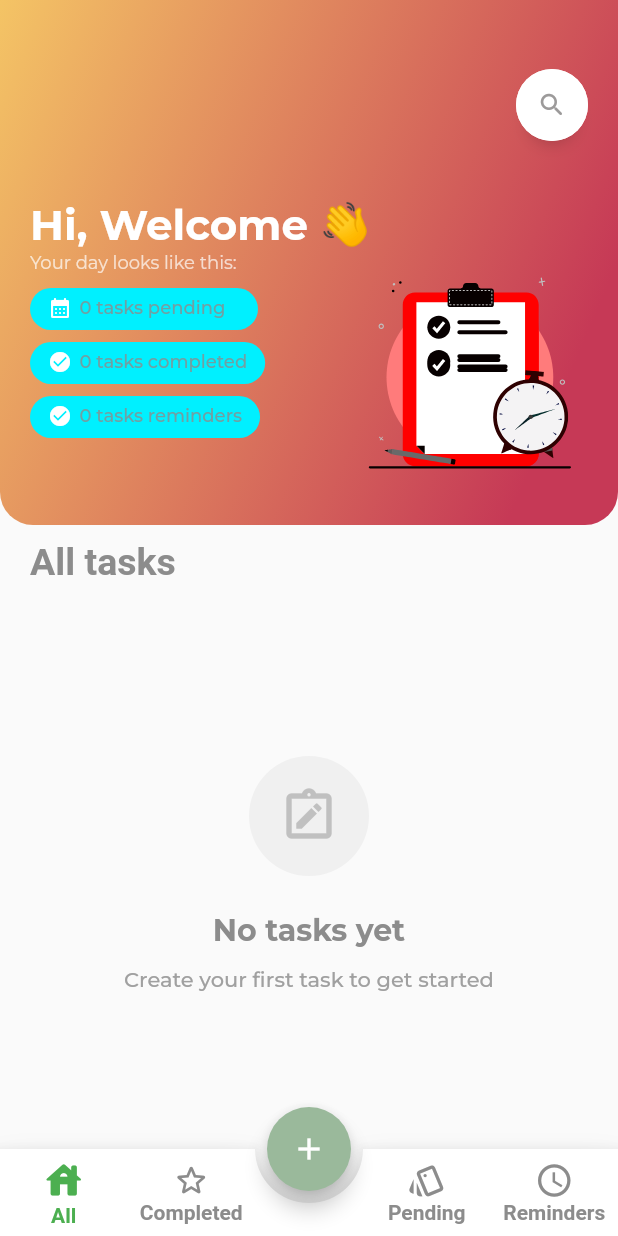
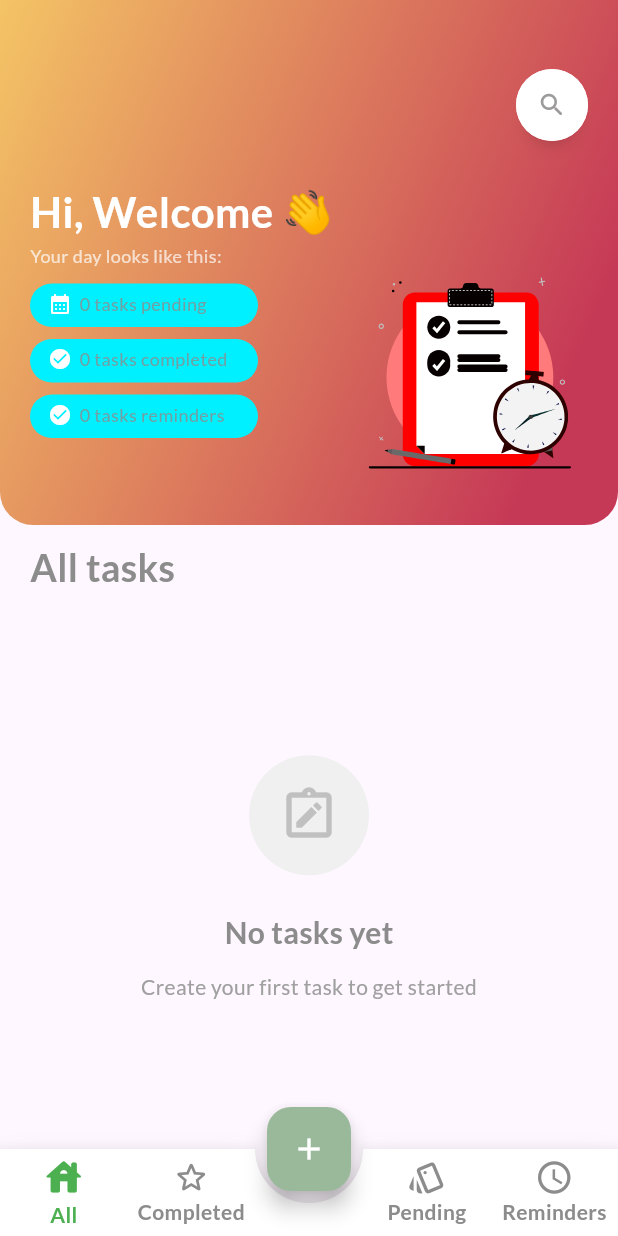
Before and after one commit to abwmcoders/Krystal-App, a Flutter app: the screen it shows after launch, on a phone screen of 412 x 824 dp. Run offline on Flutter 3.47's test engine with Material 3 defaults, Android fonts, the phone set to English and light mode, and no system bars; drawn by our look-alikes of stylish_bottom_bar; our stand-ins replace flutter_riverpod, hive, hive_flutter, lottie; accounts and stored records are empty; Roboto replaces fonts that are missing (Arima).

Commit message:
ref:remove google font package and added lato font

```diff
--- a/lib/config/theme/app_theme.dart
+++ b/lib/config/theme/app_theme.dart
@@ -2,7 +2,8 @@ import 'package:flutter/material.dart';
 
 class AppTheme {
   final _appTheme = ThemeData(
-    useMaterial3: false,
+    useMaterial3: true,
+    fontFamily: 'Lato',
     floatingActionButtonTheme: const FloatingActionButtonThemeData(
       backgroundColor: Color.fromARGB(255, 154, 185, 155),
       foregroundColor: Colors.white,
--- a/lib/features/tasks/presentation/screens/home_screen.dart
+++ b/lib/features/tasks/presentation/screens/home_screen.dart
@@ -1,6 +1,5 @@
 import 'package:flutter/material.dart';
 import 'package:flutter_riverpod/flutter_riverpod.dart';
-import 'package:google_fonts/google_fonts.dart';
 
 import '../../../../config/responsive/responsive_utils.dart';
 import '../provider/loading_provider.dart';
@@ -84,7 +83,8 @@ class HomeScreenState extends ConsumerState<HomeScreen> {
               ),
               child: Text(
                 tasksTitleGroup,
-                style: GoogleFonts.arima(
+                style: TextStyle(
+                  fontFamily: 'Lato',
                   color: const Color(0xff8C8C8C),
                   fontSize: ResponsiveUtils.responsiveFontSize(context, mobile: 25, tablet: 28, desktop: 32),
                   fontWeight: FontWeight.bold,
--- a/lib/features/tasks/presentation/widgets/empty_state_widget.dart
+++ b/lib/features/tasks/presentation/widgets/empty_state_widget.dart
@@ -1,5 +1,4 @@
 import 'package:flutter/material.dart';
-import 'package:google_fonts/google_fonts.dart';
 
 import '../../../../config/responsive/responsive_utils.dart';
 import '../provider/todos_provider.dart';
@@ -58,7 +57,8 @@ class EmptyStateWidget extends StatelessWidget {
           // Empty Title
           Text(
             _emptyMessage,
-            style: GoogleFonts.montserrat(
+            style: TextStyle(
+              fontFamily: 'Lato',
               color: const Color(0xff8C8C8C),
               fontSize: ResponsiveUtils.responsiveFontSize(context, mobile: 20, tablet: 22, desktop: 24),
               fontWeight: FontWeight.bold,
@@ -74,7 +74,8 @@ class EmptyStateWidget extends StatelessWidget {
             child: Text(
               _emptySubMessage,
               textAlign: TextAlign.center,
-              style: GoogleFonts.montserrat(
+              style: TextStyle(
+                fontFamily: 'Lato',
                 color: const Color(0xffA0A0A0),
                 fontSize: ResponsiveUtils.responsiveFontSize(context, mobile: 14, tablet: 15, desktop: 16),
                 fontWeight: FontWeight.w500,
--- a/lib/features/tasks/presentation/widgets/welcome_card.dart
+++ b/lib/features/tasks/presentation/widgets/welcome_card.dart
@@ -1,5 +1,4 @@
 import 'package:flutter/material.dart';
-import 'package:google_fonts/google_fonts.dart';
 import 'package:flutter_riverpod/flutter_riverpod.dart';
 import 'package:lottie/lottie.dart';
 
@@ -64,15 +63,15 @@ class _WelcomeCardState extends ConsumerState<WelcomeCard> {
           // Image.asset('assets/images/img_saly10.png'),
           // Lottie.asset('assets/images/todo.lottie'),
           SizedBox(
-  width: 200,  // Adjust as needed
-  height: 200,
-  child: Lottie.asset(
-    'assets/images/todo.json',
-    repeat: true,  // Loop the animation (default is true)
-    reverse: false,  // Play in reverse (default is false)
-    animate: true,  // Start animation automatically (default is true)
-  ),
-),
+            width: 200, // Adjust as needed
+            height: 200,
+            child: Lottie.asset(
+              'assets/images/todo.json',
+              repeat: true, // Loop the animation (default is true)
+              reverse: false, // Play in reverse (default is false)
+              animate: true, // Start animation automatically (default is true)
+            ),
+          ),
           Positioned(
             left: 0,
             bottom: 0,
@@ -86,7 +85,8 @@ class _WelcomeCardState extends ConsumerState<WelcomeCard> {
                 children: [
                   Text(
                     'Hi, Welcome 👋',
-                    style: GoogleFonts.montserrat(
+                    style: TextStyle(
+                      fontFamily: 'Lato',
                       color: Colors.white,
                       fontSize: ResponsiveUtils.responsiveFontSize(context, mobile: 28, tablet: 32, desktop: 36),
                       fontWeight: FontWeight.bold,
@@ -94,7 +94,8 @@ class _WelcomeCardState extends ConsumerState<WelcomeCard> {
                   ),
                   Text(
                     'Your day looks like this:',
-                    style: GoogleFonts.montserrat(
+                    style: TextStyle(
+                      fontFamily: 'Lato',
                       color: Colors.white70,
                       fontSize: ResponsiveUtils.responsiveFontSize(context, mobile: 12, tablet: 13, desktop: 14),
                     ),
@@ -141,7 +142,8 @@ class _WelcomeCardState extends ConsumerState<WelcomeCard> {
                   size: ResponsiveUtils.responsiveSize(context, mobile: 20, tablet: 22, desktop: 24),
                 ),
                 textFieldIconColor: const Color(0xff9C9A9A),
-                style: GoogleFonts.montserrat(
+                style: TextStyle(
+                  fontFamily: 'Lato',
                   color: const Color(0xff9C9A9A),
                   fontSize: ResponsiveUtils.responsiveFontSize(context, mobile: 14, tablet: 15, desktop: 16),
                 ),
@@ -206,7 +208,8 @@ class TasksCounterCard extends StatelessWidget {
                   '$tasksCounter tasks $typeTask',
                   maxLines: 1,
                   overflow: TextOverflow.ellipsis,
-                  style: GoogleFonts.montserrat(
+                  style: TextStyle(
+                    fontFamily: 'Lato',
                     color: const Color(0xff8C8C8C).withValues(alpha: 0.8),
                     fontSize: ResponsiveUtils.responsiveFontSize(context, mobile: 12, tablet: 12.5, desktop: 13),
                     fontWeight: FontWeight.w500,
```
Also changed, not shown: lib/features/tasks/presentation/widgets/custom_dialog_deletetodo.dart (+18 -13 lines), lib/features/tasks/presentation/widgets/custom_dialog_newtodo.dart (+18 -10 lines), lib/features/tasks/presentation/widgets/todo_widget.dart (+6 -4 lines), pubspec.yaml (+9 -29 lines), assets/font/Lato-Bold.ttf (added), assets/font/Lato-Light.ttf (added), assets/font/Lato-Regular.ttf (added), pubspec.lock, 1 other file.
